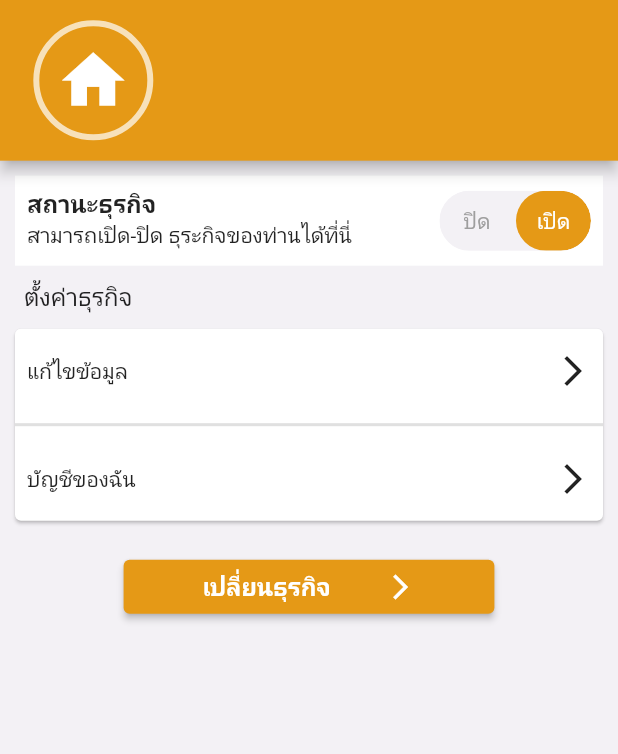
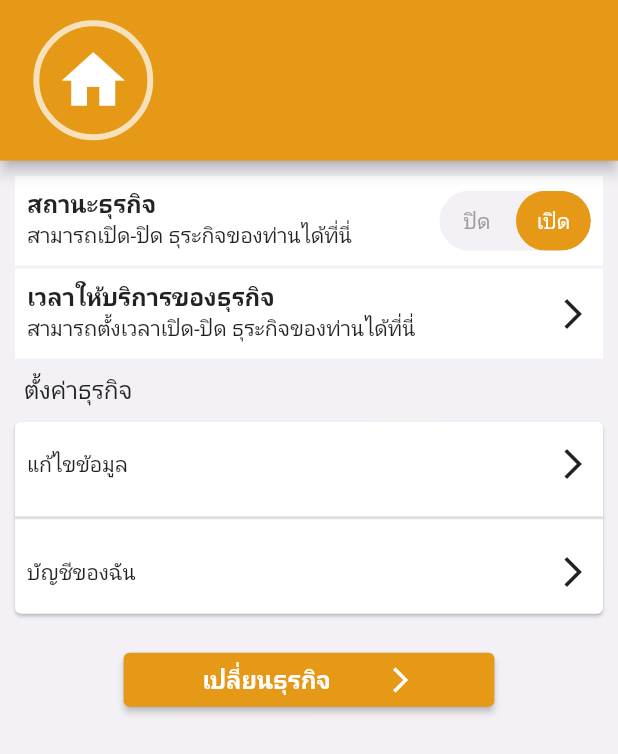
Before and after one commit to bdonly32182/thaochant, a Flutter app: the SettingBusiness screen opened directly with empty values, on a phone screen of 412 x 824 dp. Shown: the top 754 px of the screen. Run offline on Flutter 3.47's test engine with Material 2 defaults, Android fonts, the phone set to English and light mode, and no system bars; drawn by our look-alikes of toggle_switch; our stand-ins replace animated_splash_screen, badges, cloud_firestore, date_time_picker, dropdown_search, file_picker and 18 more; missing offline and left inert: maps_launcher, skeleton_loader, syncfusion_flutter_pdfviewer; accounts and stored records are empty.

Commit message:
feat: setting time business and auto turn on/off business

```diff
--- /dev/null
+++ b/lib/models/business/time_turn_on_of.dart
@@ -0,0 +1,26 @@
+class TimeTurnOnOfModel {
+  String day;
+  String timeOn;
+  String timeOf;
+  TimeTurnOnOfModel({
+    required this.day,
+    required this.timeOn,
+    required this.timeOf,
+  });
+
+  Map<String, dynamic> toMap() {
+    return {
+      'day': day,
+      'timeOn': timeOn,
+      'timeOf': timeOf,
+    };
+  }
+
+  factory TimeTurnOnOfModel.fromMap(Map<String, dynamic> map) {
+    return TimeTurnOnOfModel(
+      day: map['day'] ?? '',
+      timeOn: map['timeOn'] ?? '',
+      timeOf: map['timeOf'] ?? '',
+    );
+  }
+}
--- a/lib/pages/business/dashbroad/resort/dashboard_resort.dart
+++ b/lib/pages/business/dashbroad/resort/dashboard_resort.dart
@@ -1,12 +1,10 @@
 import 'package:chanthaburi_app/models/booking/booking.dart';
-import 'package:chanthaburi_app/models/order/order.dart';
 import 'package:chanthaburi_app/resources/firestore/booking_collection.dart';
 import 'package:chanthaburi_app/utils/my_constant.dart';
 import 'package:chanthaburi_app/widgets/error/internal_error.dart';
 import 'package:chanthaburi_app/widgets/loading/pouring_hour_glass.dart';
 import 'package:chanthaburi_app/widgets/show_image_network.dart';
 import 'package:cloud_firestore/cloud_firestore.dart';
-import 'package:flutter/cupertino.dart';
 import 'package:flutter/material.dart';
 
 class DashboardResort extends StatefulWidget {
--- a/lib/pages/business/setting/setting_business.dart
+++ b/lib/pages/business/setting/setting_business.dart
@@ -1,4 +1,6 @@
 import 'package:chanthaburi_app/models/business/business.dart';
+import 'package:chanthaburi_app/models/business/time_turn_on_of.dart';
+import 'package:chanthaburi_app/pages/business/setting/setting_time.dart';
 import 'package:chanthaburi_app/pages/create_business/edit_business.dart';
 import 'package:chanthaburi_app/pages/profile/profile.dart';
 import 'package:chanthaburi_app/resources/firestore/otop_collection.dart';
@@ -10,8 +12,8 @@ import 'package:flutter/material.dart';
 import 'package:toggle_switch/toggle_switch.dart';
 
 class SettingBusiness extends StatefulWidget {
-  String businessId, typeBusiness;
-  SettingBusiness({
+  final String businessId, typeBusiness;
+  const SettingBusiness({
     Key? key,
     required this.businessId,
     required this.typeBusiness,
@@ -40,6 +42,7 @@ class _SettingBusinessState extends State<SettingBusiness> {
     statusOpen: 1,
     startPrice: 0,
     typePayment: '',
+    times: [],
   );
 
   @override
@@ -55,7 +58,8 @@ class _SettingBusinessState extends State<SettingBusiness> {
       onSetBusiness(_restaurant);
     }
     if (widget.typeBusiness == MyConstant.productOtopCollection) {
-      DocumentSnapshot<BusinessModel> _otop = await OtopCollection.otopById(widget.businessId);
+      DocumentSnapshot<BusinessModel> _otop =
+          await OtopCollection.otopById(widget.businessId);
       onSetBusiness(_otop);
     }
     if (widget.typeBusiness == MyConstant.roomCollection) {
@@ -80,7 +84,8 @@ class _SettingBusinessState extends State<SettingBusiness> {
       _businessModel.paymentNumber = business.get('paymentNumber');
       _businessModel.statusOpen = business.get('statusOpen');
       _businessModel.qrcodeRef = business.get("qrcodeRef");
-      _businessModel.typePayment = business.data()!.typePayment ;
+      _businessModel.typePayment = business.data()!.typePayment;
+      _businessModel.times = business.data()!.times;
       if (widget.typeBusiness == MyConstant.roomCollection) {
         _businessModel.startPrice = business.get('startPrice') ?? 0.0;
       }
@@ -103,7 +108,12 @@ class _SettingBusinessState extends State<SettingBusiness> {
           crossAxisAlignment: CrossAxisAlignment.start,
           children: [
             Container(
-              margin: const EdgeInsets.all(10.0),
+              margin: const EdgeInsets.only(
+                left: 10,
+                right: 10,
+                top: 10,
+                bottom: 2,
+              ),
               width: size.width * 1,
               height: 60,
               child: Padding(
@@ -164,6 +174,11 @@ class _SettingBusinessState extends State<SettingBusiness> {
                 color: Colors.white,
               ),
             ),
+            buildSettingTime(
+              size,
+              _businessModel.times,
+              widget.businessId,
+            ),
             const Padding(
               padding: EdgeInsets.only(left: 16.0),
               child: Text(
@@ -178,6 +193,56 @@ class _SettingBusinessState extends State<SettingBusiness> {
             buildRowChangeBusiness(size, context),
           ],
         ),
+      ),
+    );
+  }
+
+  Container buildSettingTime(
+      Size size, List<TimeTurnOnOfModel> times, String businessId) {
+    return Container(
+      margin: const EdgeInsets.only(
+        left: 10,
+        right: 10,
+        bottom: 10,
+      ),
+      width: size.width * 1,
+      height: 60,
+      child: InkWell(
+        onTap: () => Navigator.push(
+          context,
+          MaterialPageRoute(
+            builder: (builder) => SettingTime(
+              times: times,
+              businessId: businessId,
+              typeBusiness: widget.typeBusiness,
+            ),
+          ),
+        ),
+        child: Padding(
+          padding: const EdgeInsets.all(8.0),
+          child: Row(
+            mainAxisAlignment: MainAxisAlignment.spaceBetween,
+            children: [
+              Column(
+                crossAxisAlignment: CrossAxisAlignment.start,
+                children: const [
+                  Text(
+                    'เวลาให้บริการของธุรกิจ',
+                    style: TextStyle(
+                      fontSize: 16,
+                      fontWeight: FontWeight.w600,
+                    ),
+                  ),
+                  Text('สามารถตั้งเวลาเปิด-ปิด ธุระกิจของท่านได้ที่นี่')
+                ],
+              ),
+              const Icon(Icons.arrow_forward_ios),
+            ],
+          ),
+        ),
+      ),
+      decoration: const BoxDecoration(
+        color: Colors.white,
       ),
     );
   }
--- a/lib/pages/create_business/create_store.dart
+++ b/lib/pages/create_business/create_store.dart
@@ -56,6 +56,7 @@ class _CreateStoreState extends State<CreateStore> {
     statusOpen: 1,
     startPrice: 0.0,
     typePayment: 'พร้อมเพย์',
+    times: [],
   );
   final _formKey = GlobalKey<FormState>();
   double? latitude, longitude;
--- a/lib/utils/my_constant.dart
+++ b/lib/utils/my_constant.dart
@@ -154,4 +154,13 @@ class MyConstant {
     'พฤศจิกายน',
     'ธันวาคม',
   ];
+  static Map<String, String> dayThailand = {
+    'Monday': "จ.",
+    'Tuesday': "อ.",
+    'Wednesday': "พ.",
+    'Thursday': "พฤ.",
+    'Friday': "ศ.",
+    'Saturday': "ส.",
+    'Sunday': "อา.",
+  };
 }
--- a/pubspec.yaml
+++ b/pubspec.yaml
@@ -58,6 +58,7 @@ dependencies:
   firebase_messaging: ^11.2.0
   timezone: ^0.8.0
   flutter_native_timezone: ^2.0.0
+  intl: ^0.17.0
 
 flutter_icons:
   android: true
```
Also changed, not shown: lib/models/business/business.dart (+10 -57 lines), lib/pages/business/setting/setting_time.dart (added, +224 -0 lines), lib/pages/otop/shopping_otop.dart (+30 -4 lines), lib/pages/restaurant/shopping_restaurant.dart (+36 -8 lines), lib/resources/firestore/otop_collection.dart (+11 -0 lines), lib/resources/firestore/resort_collecttion.dart (+11 -0 lines), lib/resources/firestore/restaurant_collection.dart (+18 -3 lines), pubspec.lock.
